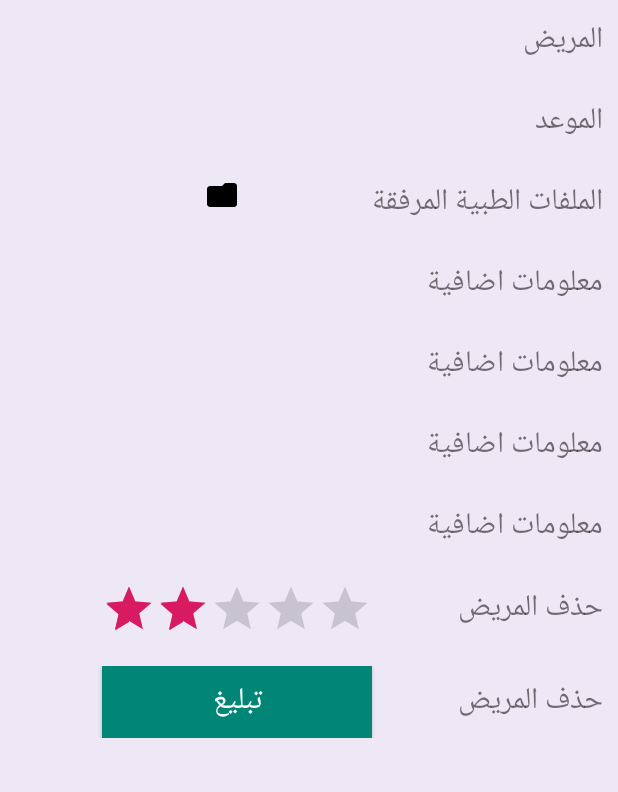
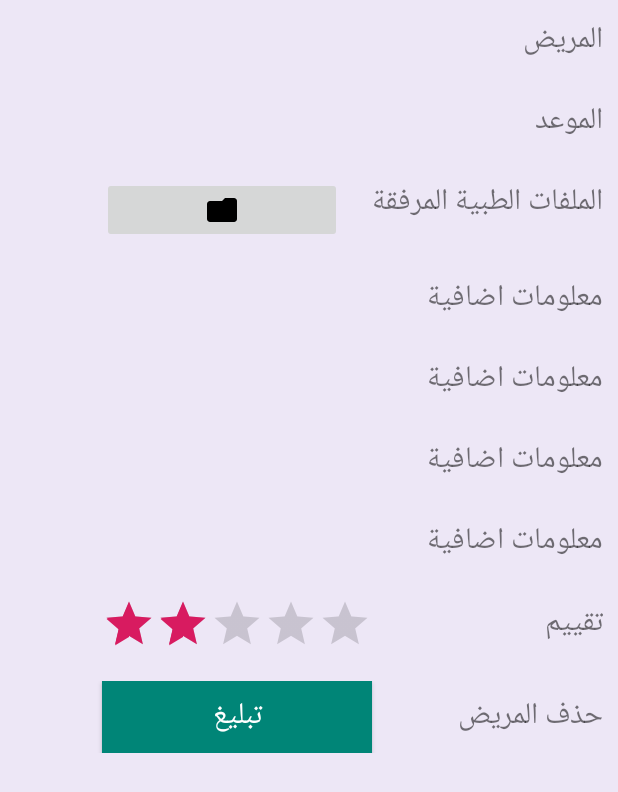
Before and after one commit to a-lala/myPatients, an Android app: the layout fragment_custom_date_details.xml on its own in the app's theme, with its tools: preview values and no code run, on a phone screen of 412 x 824 dp. Shown: the top 792 px of the screen. Run offline under Robolectric (Android 15) with nearby library versions, the phone set to English and light mode, and no system bars.

Commit message:
change the ImageView to imageButton to get the clickable functionality.

```diff
--- a/MyPatient/app/src/main/res/layout/fragment_custom_date_details.xml
+++ b/MyPatient/app/src/main/res/layout/fragment_custom_date_details.xml
@@ -3,6 +3,7 @@
     xmlns:tools="http://schemas.android.com/tools"
     android:layout_width="fill_parent"
     android:layout_height="fill_parent"
+    xmlns:app="http://schemas.android.com/apk/res-auto"
     android:layoutDirection="rtl"
     android:orientation="vertical"
     android:background="#EDE7F6"
@@ -53,11 +54,13 @@
             android:text="الملفات الطبية المرفقة"
             android:textSize="20dp"/>
 
-        <ImageView
+        <ImageButton
+            android:clickable="true"
+            android:id="@+id/iv_files"
             android:layout_width="wrap_content"
             android:layout_height="wrap_content"
             android:layout_marginRight="20dp"
-            android:src="@drawable/ic_folder_black_24dp" />
+            app:srcCompat="@drawable/ic_folder_black_24dp" />
     </TableRow>
 
     <TableRow android:padding="10dp">
@@ -111,7 +114,7 @@
             android:layout_height="wrap_content"
             android:layout_column="1"
             android:layout_gravity="center_vertical"
-            android:text="حذف المريض"
+            android:text="تقييم"
             android:textSize="20dp" />
 
         <RatingBar android:id="@+id/tv_rating"
@@ -122,7 +125,7 @@
             android:layoutDirection="ltr"
 
             style="?android:attr/ratingBarStyleIndicator"
-            android:isIndicator="true"
+            android:isIndicator="false"
             android:numStars="5"
             android:stepSize="1.0"
             android:rating="2.0"/>
```
